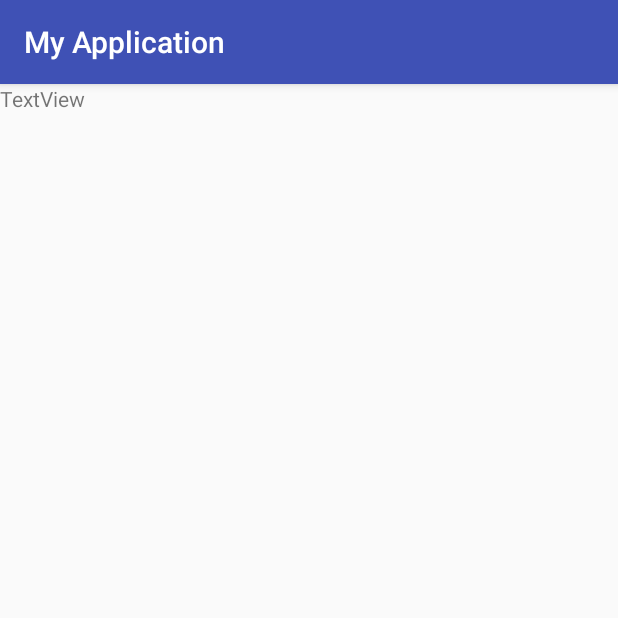
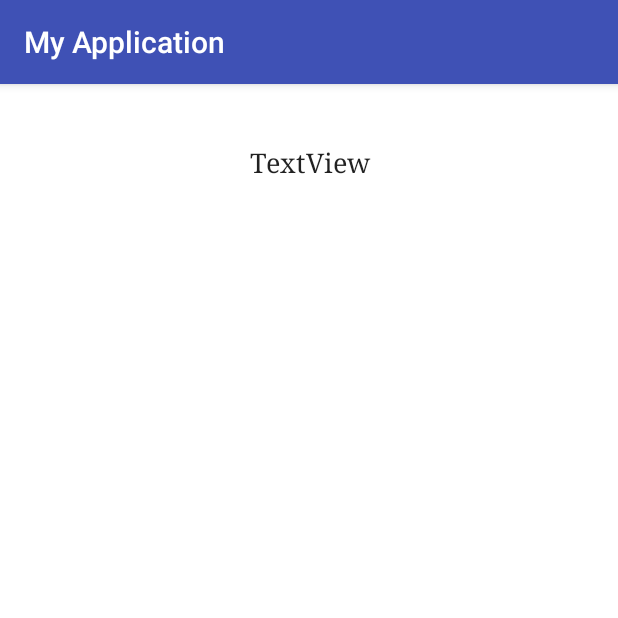
Before and after one commit to kukas/poems, an Android app: the PoemActivity screen opened directly, with no data from a screen before it, on a phone screen of 412 x 824 dp, the top half of it. Run offline under Robolectric (Android 15) with nearby library versions, the light colour scheme and no system bars; 1 statement that could not run was skipped.

Commit message:
poem view

```diff
--- a/app/src/main/res/layout/activity_poem.xml
+++ b/app/src/main/res/layout/activity_poem.xml
@@ -4,13 +4,23 @@
     xmlns:tools="http://schemas.android.com/tools"
     android:layout_width="match_parent"
     android:layout_height="match_parent"
+    android:background="@android:color/background_light"
     tools:context="com.example.jirka.myapplication.PoemActivity">
 
     <TextView
         android:id="@+id/textView"
-        android:layout_width="326dp"
-        android:layout_height="154dp"
+        android:layout_width="327dp"
+        android:layout_height="208dp"
+        android:layout_marginLeft="8dp"
+        android:layout_marginRight="8dp"
+        android:layout_marginTop="40dp"
+        android:fontFamily="serif"
         android:text="TextView"
-        tools:layout_editor_absoluteX="16dp"
-        tools:layout_editor_absoluteY="16dp" />
+        android:textAlignment="center"
+        android:textAppearance="@android:style/TextAppearance.Material.Body1"
+        android:textSize="18sp"
+        app:layout_constraintHorizontal_bias="0.512"
+        app:layout_constraintLeft_toLeftOf="parent"
+        app:layout_constraintRight_toRightOf="parent"
+        app:layout_constraintTop_toTopOf="parent" />
 </android.support.constraint.ConstraintLayout>
```
